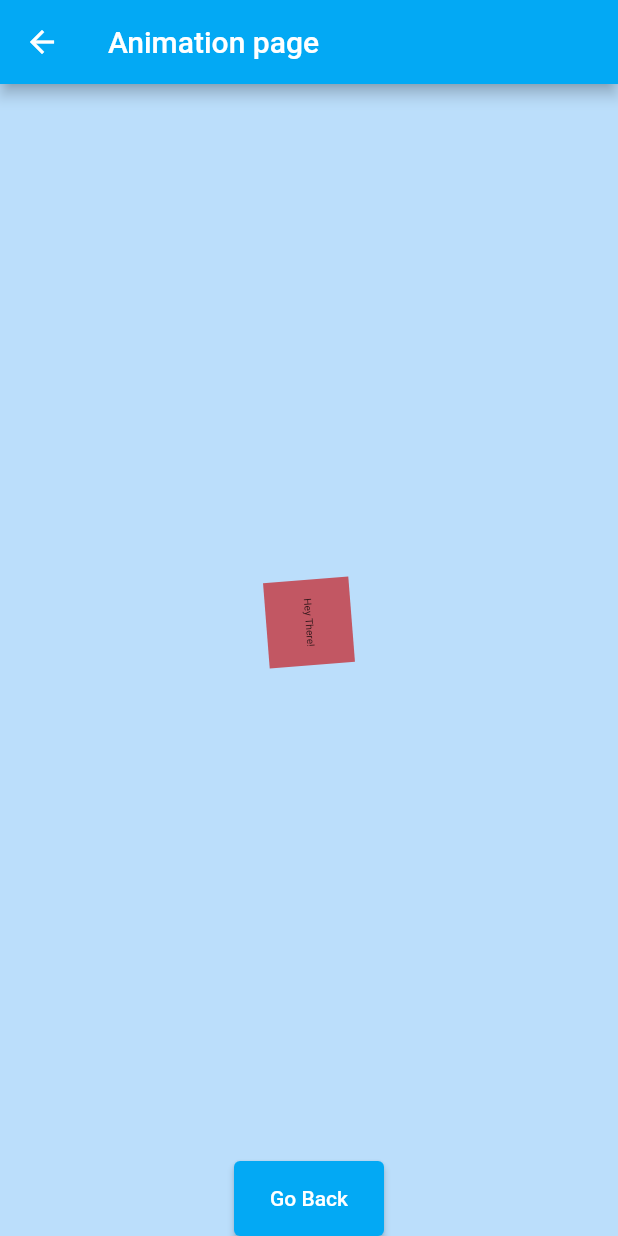
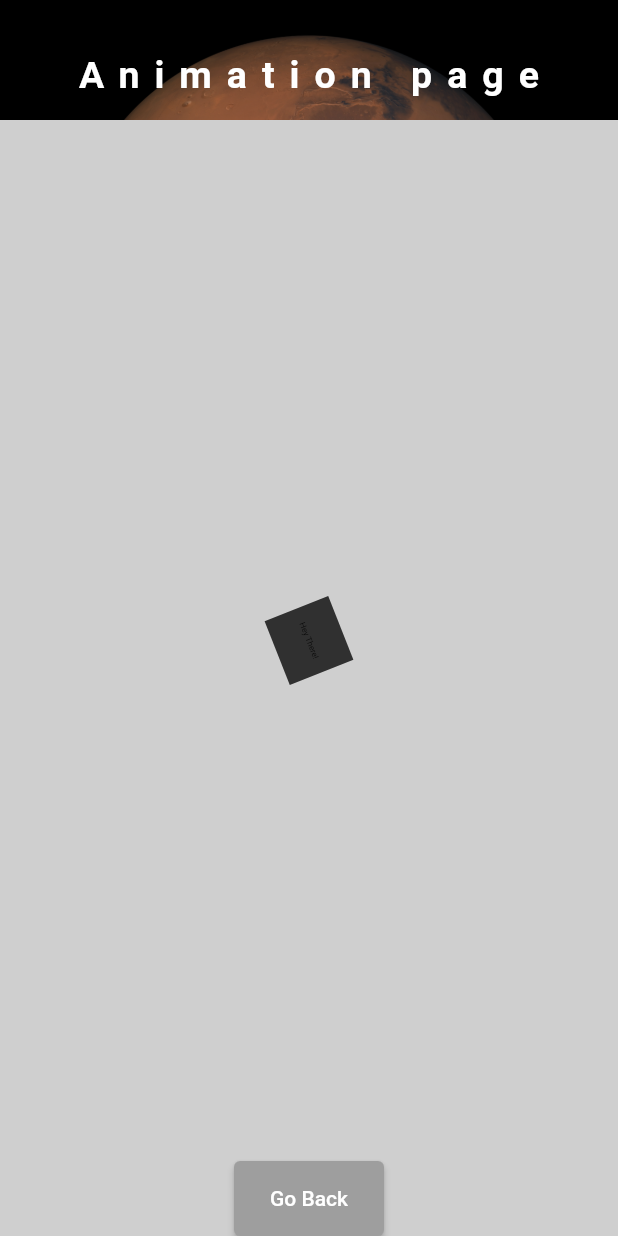
Before and after one commit to Merculiar/flutter_app, a Flutter app: the ThirdPage screen opened by its route, on a phone screen of 412 x 824 dp. Run offline on Flutter 3.47's test engine with Material 2 defaults, Android fonts, the phone set to English and light mode, and no system bars.

Commit message:
Appbar animation

```diff
--- a/lib/screens/homepage/homepage.dart
+++ b/lib/screens/homepage/homepage.dart
@@ -1,5 +1,6 @@
 import 'package:flutter/material.dart';
 import 'dart:math';
+
 
 class HomePage extends StatefulWidget {
   @override
--- a/lib/screens/secondpage/secondpage.dart
+++ b/lib/screens/secondpage/secondpage.dart
@@ -1,26 +1,26 @@
 import 'package:flutter/material.dart';
+import '../../widgets/app_bar.dart';
 
 class SecondPage extends StatelessWidget {
   @override
   Widget build(BuildContext context) {
     return Scaffold(
-        appBar: AppBar(
-          title: Text('Image page'),
-          backgroundColor: Colors.lightBlue,
-        ),
+        appBar: AnimatedAppBar("Image page","assets/images/Moon.png", Colors.grey),
         body: Container(
-          color: Colors.lightBlue[100],
+            color: Colors.grey,
             alignment: Alignment.bottomCenter,
+            child: SizedBox.expand(
               child: Column(
                 mainAxisAlignment: MainAxisAlignment.spaceBetween,
                 children: <Widget>[
                   //photo
-              Image.asset('assets/images/KeepCalm.jpg'),
+                  Image.asset('assets/images/Space.jpg'),
                   //text1
                   Text('Keep calm!',
                       textDirection: TextDirection.ltr,
                       textAlign: TextAlign.center,
                       style: TextStyle(
+                        color: Colors.white,
                         fontSize: 20,
                         fontWeight: FontWeight.bold,
                       )),
@@ -29,6 +29,7 @@ class SecondPage extends StatelessWidget {
                       textDirection: TextDirection.ltr,
                       textAlign: TextAlign.center,
                       style: TextStyle(
+                        color: Colors.white,
                         fontSize: 20,
                         fontWeight: FontWeight.bold,
                       )),
@@ -41,7 +42,7 @@ class SecondPage extends StatelessWidget {
                           height: 50,
                           child: ElevatedButton(
                               style: ElevatedButton.styleFrom(
-                            primary: Colors.lightBlue,
+                                primary: Colors.grey[800],
                                 onPrimary: Colors.white,
                               ),
                               onPressed: () {
@@ -53,7 +54,7 @@ class SecondPage extends StatelessWidget {
                           height: 50,
                           child: ElevatedButton(
                               style: ElevatedButton.styleFrom(
-                            primary: Colors.lightBlue,
+                                primary: Colors.grey[800],
                                 onPrimary: Colors.white,
                               ),
                               onPressed: () {
@@ -64,6 +65,6 @@ class SecondPage extends StatelessWidget {
                   )
                 ],
               ),
-        ));
+            )));
   }
 }
--- a/lib/screens/thirdpage/thirdpage.dart
+++ b/lib/screens/thirdpage/thirdpage.dart
@@ -1,5 +1,6 @@
 import 'dart:math';
 import 'package:flutter/material.dart';
+import '../../widgets/app_bar.dart';
 
 class ThirdPage extends StatefulWidget {
   @override
@@ -11,16 +12,19 @@ class _ThirdPageState extends State<ThirdPage>
   double _width = 200;
   double _height = 200;
   late AnimationController _controller;
-  late Animation _colorTween;
+  late Animation _colorTween1;
+  late Animation _colorTween2;
 
   @override
   void initState() {
     _controller = AnimationController(
       vsync: this,
-      duration: Duration(seconds: 8),
+      duration: Duration(seconds: 10),
     );
-    _colorTween =
-        ColorTween(begin: Colors.red, end: Colors.blue).animate(_controller)
+    _colorTween1 =
+        ColorTween(begin: Colors.white, end: Colors.black).animate(_controller);
+    _colorTween2 =
+        ColorTween(begin: Colors.black, end: Colors.white).animate(_controller)
           ..addListener(() {
             setState(() {});
           });
@@ -44,12 +48,9 @@ class _ThirdPageState extends State<ThirdPage>
   @override
   Widget build(BuildContext context) {
     return Scaffold(
-        appBar: AppBar(
-          title: Text('Animation page'),
-          backgroundColor: Colors.lightBlue,
-        ),
+        appBar: AnimatedAppBar("Animation page","assets/images/Mars.png",Colors.black),
         body: Container(
-          color: Colors.blue[100],
+          color: _colorTween1.value,
           alignment: Alignment.bottomCenter,
           child: Column(
             mainAxisAlignment: MainAxisAlignment.spaceBetween,
@@ -65,7 +66,7 @@ class _ThirdPageState extends State<ThirdPage>
                       child: Container(
                           width: _width,
                           height: _height,
-                          color: _colorTween.value,
+                          color: _colorTween2.value,
                           child: Center(
                               child: Text('Hey There!',
                                   style: Theme.of(context)
@@ -77,7 +78,7 @@ class _ThirdPageState extends State<ThirdPage>
                   height: 50,
                   child: ElevatedButton(
                       style: ElevatedButton.styleFrom(
-                        primary: Colors.lightBlue,
+                        primary: Colors.grey,
                         onPrimary: Colors.white,
                       ),
                       onPressed: () {
--- /dev/null
+++ b/lib/widgets/app_bar.dart
@@ -0,0 +1,67 @@
+import 'package:flutter/material.dart';
+
+class AnimatedAppBar extends StatefulWidget implements PreferredSizeWidget {
+  final double _preferredHeight = 80.0;
+  final String title;
+  final String imagePath;
+  final Color color;
+
+  AnimatedAppBar(this.title, this.imagePath, this.color);
+
+  @override
+  _AnimatedAppBarState createState() => _AnimatedAppBarState();
+
+  @override
+  Size get preferredSize => Size.fromHeight(_preferredHeight);
+}
+
+class _AnimatedAppBarState extends State<AnimatedAppBar>
+    with SingleTickerProviderStateMixin {
+  late AnimationController _animationController;
+
+  late Animation<double> _rotateAnimation;
+
+  @override
+  void initState() {
+    super.initState();
+    _animationController =
+        AnimationController(vsync: this, duration: Duration(seconds: 180));
+    _rotateAnimation =
+        CurvedAnimation(parent: _animationController, curve: Curves.linear);
+    _animationController.repeat();
+  }
+
+  @override
+  Widget build(BuildContext context) {
+    return Container(
+      color: widget.color,
+      padding: EdgeInsets.only(top: 20.0),
+      child: Stack(
+        alignment: Alignment.center,
+        children: <Widget>[
+          FittedBox(
+            fit: BoxFit.fitWidth,
+            child: ClipRect(
+              child: Align(
+                heightFactor: 0.18,
+                alignment: Alignment.topCenter,
+                child: RotationTransition(
+                  turns: _rotateAnimation,
+                  child: Image.asset(widget.imagePath),
+                ),
+              ),
+            ),
+          ),
+          Text(
+            widget.title,
+            style: TextStyle(
+                color: Colors.white,
+                fontSize: 25.0,
+                fontWeight: FontWeight.w700,
+                letterSpacing: 10.0),
+          )
+        ],
+      ),
+    );
+  }
+}
--- a/pubspec.yaml
+++ b/pubspec.yaml
@@ -38,7 +38,10 @@ dev_dependencies:
 # The following section is specific to Flutter.
 flutter:
   assets:
-    - assets/images/KeepCalm.jpg
+    - assets/images/Space.jpg
+    - assets/images/Mars.png
+    - assets/images/Earth.png
+    - assets/images/Moon.png
 
   # The following line ensures that the Material Icons font is
   # included with your application, so that you can use the icons in
```
Also changed, not shown: assets/images/Earth.png (added), assets/images/KeepCalm.jpg (deleted), assets/images/Mars.png (added), assets/images/Moon.png (added), assets/images/Space.jpg (added). Lines whose indentation alone changed are shown as unchanged.
